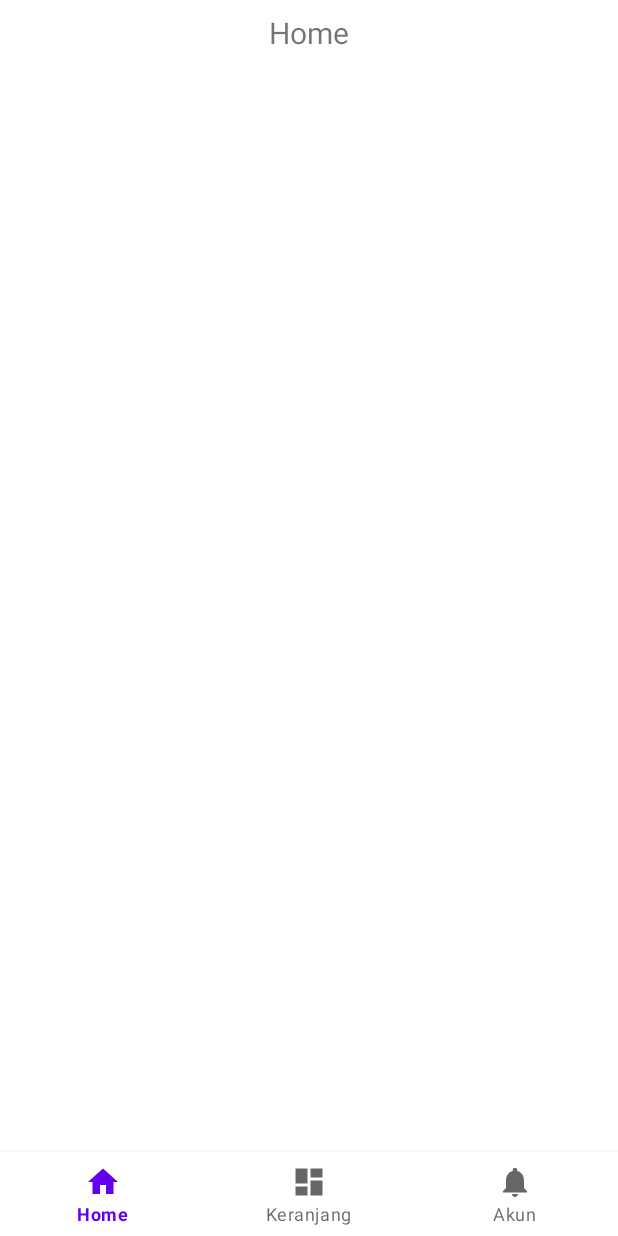
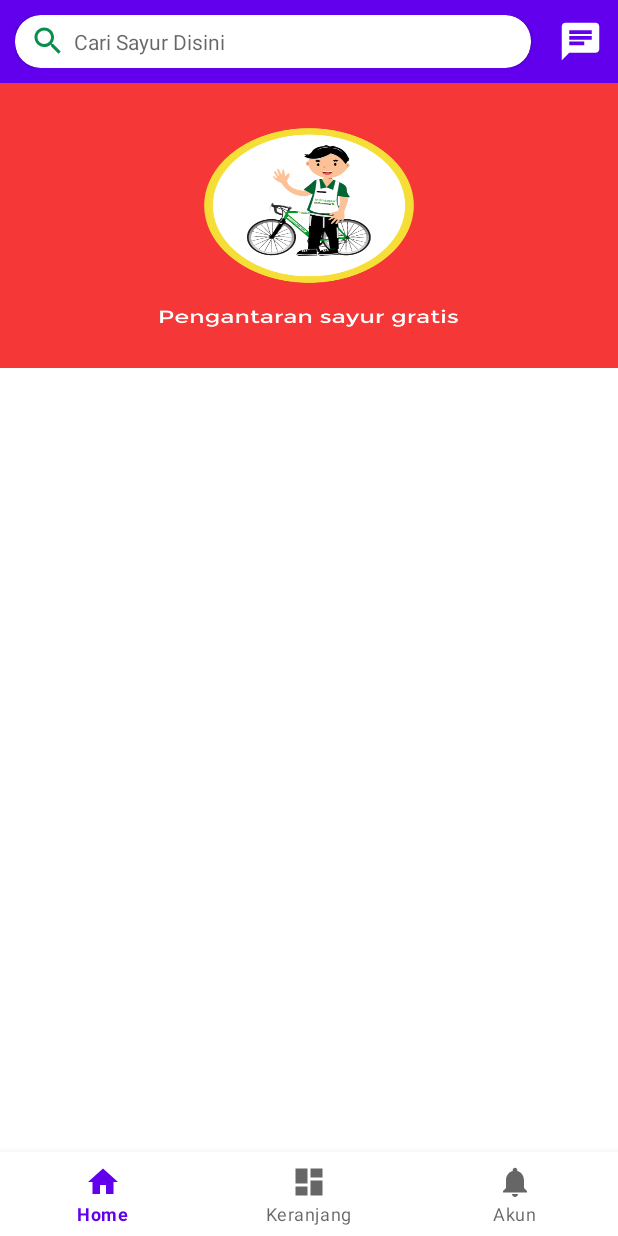
Before and after one commit to Indosayur/Indosayur_Indonesia_Kotlin, an Android app: the screen it shows after launch (MainActivity), on a phone screen of 412 x 824 dp. Run offline under Robolectric (Android 15) with nearby library versions, the phone set to English and light mode, and no system bars.

Commit message:
intial commit

```diff
--- /dev/null
+++ b/app/src/main/java/Adapter/AdapterSlider.kt
@@ -0,0 +1,45 @@
+package com.inyongtisto.tutorial.adapter
+
+import android.app.Activity
+import android.view.LayoutInflater
+import android.view.View
+import android.view.ViewGroup
+import android.widget.ImageView
+import androidx.annotation.NonNull
+import androidx.viewpager.widget.PagerAdapter
+import com.example.indosayurindonesiakotlin.R
+import java.util.ArrayList
+
+/**
+ * Created by: Tisto
+ */
+class AdapterSlider(var data: ArrayList<Int>, var context: Activity?) : PagerAdapter() {
+    lateinit var layoutInflater: LayoutInflater
+
+    override fun getCount(): Int {
+        return data.size
+    }
+
+    override fun isViewFromObject(view: View, `object`: Any): Boolean {
+        return view == `object`
+    }
+
+    @NonNull
+    override fun instantiateItem(@NonNull container: ViewGroup, position: Int): Any {
+        layoutInflater = LayoutInflater.from(context)
+        val view = layoutInflater.inflate(R.layout.item_slider, container, false)
+
+        //Init
+        val imageView: ImageView
+        imageView = view.findViewById(R.id.image)
+
+        imageView.setImageResource(data[position])
+        container.addView(view, 0)
+
+        return view
+    }
+
+    override fun destroyItem(@NonNull container: ViewGroup, position: Int, @NonNull `object`: Any) {
+        container.removeView(`object` as View)
+    }
+}
--- a/app/src/main/java/Fragment/HomeFragment.kt
+++ b/app/src/main/java/Fragment/HomeFragment.kt
@@ -1,11 +1,14 @@
 package Fragment
 
+import android.app.Activity
 import android.os.Bundle
 import androidx.fragment.app.Fragment
 import android.view.LayoutInflater
 import android.view.View
 import android.view.ViewGroup
+import androidx.viewpager.widget.ViewPager
 import com.example.indosayurindonesiakotlin.R
+import com.inyongtisto.tutorial.adapter.AdapterSlider
 
 // TODO: Rename parameter arguments, choose names that match
 // the fragment initialization parameters, e.g. ARG_ITEM_NUMBER
@@ -22,6 +25,8 @@
     private var param1: String? = null
     private var param2: String? = null
 
+    lateinit var vpslider: ViewPager
+
     override fun onCreate(savedInstanceState: Bundle?) {
         super.onCreate(savedInstanceState)
         arguments?.let {
@@ -34,8 +39,19 @@
         inflater: LayoutInflater, container: ViewGroup?,
         savedInstanceState: Bundle?
     ): View? {
-        // Inflate the layout for this fragment
-        return inflater.inflate(R.layout.fragment_home, container, false)
+
+        val view: View= inflater.inflate(R.layout.fragment_home, container, false)
+        vpslider = view.findViewById(R.id.vp_slider)
+
+        val arrSlider = ArrayList<Int>()
+        arrSlider.add(R.drawable.slider1)
+        arrSlider.add(R.drawable.slider2)
+        arrSlider.add(R.drawable.slider3)
+
+        val adapterSlider = AdapterSlider (arrSlider, activity)
+        vpslider.adapter = adapterSlider
+
+        return view
     }
 
     companion object {
--- /dev/null
+++ b/app/src/main/res/drawable/ic_baseline_chat_24.xml
@@ -0,0 +1,5 @@
+<vector android:height="24dp" android:tint="#FFFFFF"
+    android:viewportHeight="24" android:viewportWidth="24"
+    android:width="24dp" xmlns:android="http://schemas.android.com/apk/res/android">
+    <path android:fillColor="@android:color/white" android:pathData="M20,2L4,2c-1.1,0 -1.99,0.9 -1.99,2L2,22l4,-4h14c1.1,0 2,-0.9 2,-2L22,4c0,-1.1 -0.9,-2 -2,-2zM6,9h12v2L6,11L6,9zM14,14L6,14v-2h8v2zM18,8L6,8L6,6h12v2z"/>
+</vector>
--- /dev/null
+++ b/app/src/main/res/drawable/ic_baseline_search_24.xml
@@ -0,0 +1,5 @@
+<vector android:height="24dp" android:tint="#098F4B"
+    android:viewportHeight="24" android:viewportWidth="24"
+    android:width="24dp" xmlns:android="http://schemas.android.com/apk/res/android">
+    <path android:fillColor="@android:color/white" android:pathData="M15.5,14h-0.79l-0.28,-0.27C15.41,12.59 16,11.11 16,9.5 16,5.91 13.09,3 9.5,3S3,5.91 3,9.5 5.91,16 9.5,16c1.61,0 3.09,-0.59 4.23,-1.57l0.27,0.28v0.79l5,4.99L20.49,19l-4.99,-5zM9.5,14C7.01,14 5,11.99 5,9.5S7.01,5 9.5,5 14,7.01 14,9.5 11.99,14 9.5,14z"/>
+</vector>
--- a/app/src/main/res/layout/fragment_home.xml
+++ b/app/src/main/res/layout/fragment_home.xml
@@ -1,21 +1,60 @@
-<androidx.constraintlayout.widget.ConstraintLayout xmlns:android="http://schemas.android.com/apk/res/android"
+<LinearLayout xmlns:android="http://schemas.android.com/apk/res/android"
     xmlns:app="http://schemas.android.com/apk/res-auto"
     xmlns:tools="http://schemas.android.com/tools"
+    android:orientation="vertical"
     android:layout_width="match_parent"
-    android:layout_height="match_parent"
-    tools:context="Activity.ui.home.HomeFragment">
+    android:layout_height="match_parent">
 
-    <TextView
-        android:id="@+id/text_home"
+    <RelativeLayout
+        android:background="@color/design_default_color_primary"
+        android:padding="10dp"
+        android:orientation="horizontal"
         android:layout_width="match_parent"
-        android:layout_height="wrap_content"
-        android:layout_marginStart="8dp"
-        android:layout_marginTop="8dp"
-        android:layout_marginEnd="8dp"
-        android:textAlignment="center"
-        android:textSize="20sp"
-        android:text="Home"
-        app:layout_constraintEnd_toEndOf="parent"
-        app:layout_constraintStart_toStartOf="parent"
-        app:layout_constraintTop_toTopOf="parent" />
-</androidx.constraintlayout.widget.ConstraintLayout>
+        android:layout_height="wrap_content">
+
+        <androidx.cardview.widget.CardView
+            android:layout_toLeftOf="@+id/icn_chat"
+            android:layout_marginRight="8dp"
+            app:cardCornerRadius="17dp"
+            android:layout_width="match_parent"
+            android:layout_height="35dp">
+
+            <LinearLayout
+                android:gravity="center_vertical"
+                android:orientation="horizontal"
+                android:layout_width="match_parent"
+                android:layout_height="match_parent">
+
+                <ImageView
+                    android:layout_marginLeft="10dp"
+                    android:layout_width="wrap_content"
+                    android:layout_height="wrap_content"
+                    android:src="@drawable/ic_baseline_search_24"/>
+
+                <TextView
+                    android:layout_marginLeft="5dp"
+                    android:layout_width="match_parent"
+                    android:layout_height="wrap_content"
+                    android:hint="Cari Sayur Disini"/>
+
+            </LinearLayout>
+
+        </androidx.cardview.widget.CardView>
+
+        <ImageView
+            android:layout_centerVertical="true"
+            android:id="@+id/icn_chat"
+            android:layout_alignParentRight="true"
+            android:layout_marginLeft="10dp"
+            android:layout_width="30dp"
+            android:layout_height="30dp"
+            android:src="@drawable/ic_baseline_chat_24"/>
+
+    </RelativeLayout>
+
+    <androidx.viewpager.widget.ViewPager
+        android:layout_width="match_parent"
+        android:layout_height="190dp"
+        android:id="@+id/vp_slider"/>
+
+</LinearLayout>
--- /dev/null
+++ b/app/src/main/res/layout/item_slider.xml
@@ -0,0 +1,13 @@
+<?xml version="1.0" encoding="utf-8"?>
+<RelativeLayout xmlns:android="http://schemas.android.com/apk/res/android"
+    android:layout_width="match_parent"
+    android:layout_height="wrap_content"
+    xmlns:app="http://schemas.android.com/apk/res-auto">
+
+    <ImageView
+        android:id="@+id/image"
+        android:layout_width="match_parent"
+        android:layout_height="190dp"
+        android:scaleType="fitXY"/>
+
+</RelativeLayout>
```
Also changed, not shown: app/src/main/res/drawable/slider1.png (added), app/src/main/res/drawable/slider2.png (added), app/src/main/res/drawable/slider3.png (added).
